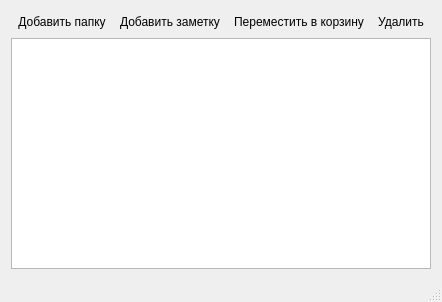
First picture: the form in mainwindow.ui, repository gil9red/NotesManagerNavigationPanel, before the edit.
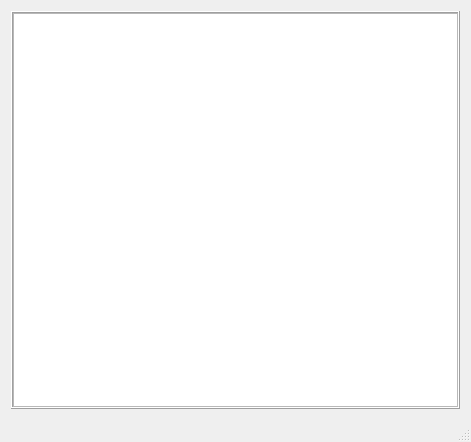
Second picture: the form after the edit. Icons and pictures are not drawn. Custom widgets are drawn as their Qt base class.

Patch:
```diff
--- a/mainwindow.ui
+++ b/mainwindow.ui
@@ -6,105 +6,39 @@
    <rect>
     <x>0</x>
     <y>0</y>
-    <width>414</width>
-    <height>302</height>
+    <width>471</width>
+    <height>442</height>
    </rect>
   </property>
   <property name="windowTitle">
    <string>MainWindow</string>
   </property>
   <widget class="QWidget" name="centralWidget">
+   <layout class="QVBoxLayout" name="verticalLayout_2">
+    <item>
+     <widget class="QFrame" name="frame">
+      <property name="frameShape">
+       <enum>QFrame::Box</enum>
+      </property>
+      <property name="frameShadow">
+       <enum>QFrame::Raised</enum>
+      </property>
    <layout class="QVBoxLayout" name="verticalLayout">
-    <item>
-     <layout class="QHBoxLayout" name="horizontalLayout">
       <property name="spacing">
        <number>0</number>
       </property>
-      <item>
-       <widget class="QToolButton" name="tButtonAddFolder">
-        <property name="statusTip">
-         <string>Добавить папку</string>
-        </property>
-        <property name="text">
-         <string>Добавить папку</string>
-        </property>
-        <property name="icon">
-         <iconset resource="image.qrc">
-          <normaloff>:/icons/manilla-folder-new_3311.png</normaloff>:/icons/manilla-folder-new_3311.png</iconset>
-        </property>
-        <property name="autoRaise">
-         <bool>true</bool>
-        </property>
-       </widget>
-      </item>
+       <property name="margin">
+        <number>0</number>
+       </property>
       <item>
-       <widget class="QToolButton" name="tButtonAddNote">
-        <property name="statusTip">
-         <string>Добавить заметку</string>
-        </property>
-        <property name="text">
-         <string>Добавить заметку</string>
-        </property>
-        <property name="icon">
-         <iconset resource="image.qrc">
-          <normaloff>:/icons/document-new_6876.png</normaloff>:/icons/document-new_6876.png</iconset>
-        </property>
-        <property name="autoRaise">
-         <bool>true</bool>
-        </property>
-       </widget>
-      </item>
-      <item>
-       <widget class="QToolButton" name="tButtonRemoveToTrash">
-        <property name="statusTip">
-         <string>Переместить в корзину</string>
-        </property>
-        <property name="text">
-         <string>Переместить в корзину</string>
-        </property>
-        <property name="icon">
-         <iconset resource="image.qrc">
-          <normaloff>:/trash</normaloff>:/trash</iconset>
-        </property>
-        <property name="autoRaise">
-         <bool>true</bool>
-        </property>
-       </widget>
-      </item>
-      <item>
-       <widget class="QToolButton" name="tButtonDelete">
-        <property name="statusTip">
-         <string>Удалить</string>
-        </property>
-        <property name="text">
-         <string>Удалить</string>
-        </property>
-        <property name="icon">
-         <iconset resource="image.qrc">
-          <normaloff>:/delete</normaloff>:/delete</iconset>
-        </property>
-        <property name="autoRaise">
-         <bool>true</bool>
-        </property>
-       </widget>
-      </item>
-      <item>
-       <spacer name="horizontalSpacer">
+        <widget class="QSplitter" name="splitter">
         <property name="orientation">
-         <enum>Qt::Horizontal</enum>
-        </property>
-        <property name="sizeHint" stdset="0">
-         <size>
-          <width>40</width>
-          <height>20</height>
-         </size>
-        </property>
-       </spacer>
-      </item>
-     </layout>
-    </item>
-    <item>
-     <widget class="QTreeView" name="treeView">
+          <enum>Qt::Vertical</enum>
+         </property>
+         <widget class="HierarchicalView" name="treeNotes">
+          <property name="editTriggers">
+           <set>QAbstractItemView::EditKeyPressed</set>
+          </property>
       <property name="dragEnabled">
        <bool>true</bool>
       </property>
@@ -130,8 +64,12 @@
        <bool>false</bool>
       </property>
       <property name="expandsOnDoubleClick">
-       <bool>true</bool>
-      </property>
+           <bool>false</bool>
+          </property>
+         </widget>
+        </widget>
+       </item>
+      </layout>
      </widget>
     </item>
    </layout>
@@ -149,8 +87,13 @@
   <widget class="QStatusBar" name="statusBar"/>
  </widget>
  <layoutdefault spacing="6" margin="11"/>
- <resources>
-  <include location="image.qrc"/>
- </resources>
+ <customwidgets>
+  <customwidget>
+   <class>HierarchicalView</class>
+   <extends>QTreeView</extends>
+   <header>hierarchicalview.h</header>
+  </customwidget>
+ </customwidgets>
+ <resources/>
  <connections/>
 </ui>
```
Left out of the diff: 5 changed lines with no effect on the pictures. Lines whose indentation alone changed are shown as unchanged.
